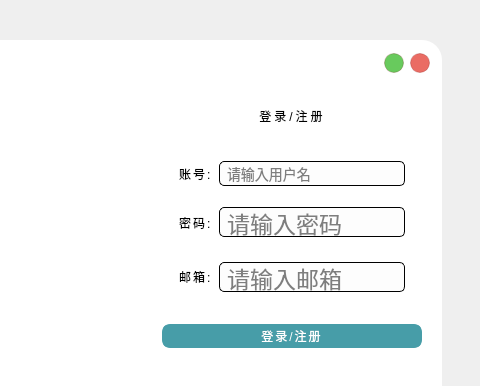
Before: the Qt Designer form views/login.ui in Pupper0601/CuteAide, drawn with Qt 5; both pictures show x 178 to 658 and y 0 to 386 of the 658 by 486 pixel window.
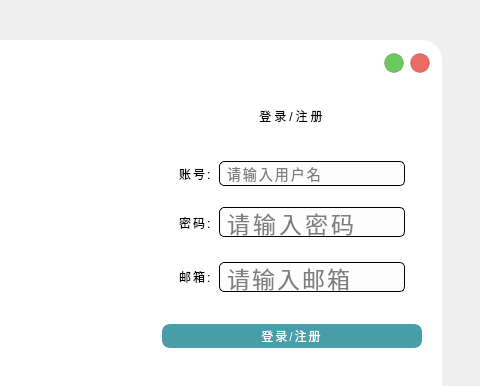
After: the same form once the commit is applied. Icons and pictures are not drawn.

Commit message: 增加主页 ui

What changed in the file:
```diff
--- a/views/login.ui
+++ b/views/login.ui
@@ -443,12 +443,13 @@
                 <property name="styleSheet">
                  <string notr="true">QLineEdit{
 	font-size: 14px;
-	font: 9pt &quot;Yuanti SC&quot;;
+	font: 12pt &quot;Yuanti SC&quot;;
 	background:rgba(253,253,253,1);
 	border:1px solid rgb(0, 0, 0);
 	border-radius:5px;
 	padding-left: 5px;
 	padding-right: 5px;
+	letter-spacing: 2px;
 }
 
 QLineEdit:focus{
@@ -553,18 +554,22 @@
                 <property name="styleSheet">
                  <string notr="true">QLineEdit{
 	font-size: 23px;
-	font: 9pt &quot;Yuanti SC&quot;;
+	font: 12pt &quot;Yuanti SC&quot;;
 	background:rgba(253,253,253,1);
 	border:1px solid rgb(0, 0, 0);
 	border-radius:5px;
 padding-left: 5px;
 	padding-right: 5px;
+letter-spacing: 3px;
 }
 
 QLineEdit:focus{
 	border:3px solid rgb(44,169,225);
 }</string>
                 </property>
+                <property name="echoMode">
+                 <enum>QLineEdit::EchoMode::PasswordEchoOnEdit</enum>
+                </property>
                 <property name="dragEnabled">
                  <bool>false</bool>
                 </property>
@@ -666,12 +671,13 @@
                 <property name="styleSheet">
                  <string notr="true">QLineEdit{
 	font-size: 23px;
-	font: 9pt &quot;Yuanti SC&quot;;
+	font: 12pt &quot;Yuanti SC&quot;;
 	background:rgba(253,253,253,1);
 	border:1px solid rgb(0, 0, 0);
 	border-radius:5px;
 padding-left: 5px;
 	padding-right: 5px;
+letter-spacing: 2px;
 }
 
 QLineEdit:focus{
```
Left out of the diff: 10 changed lines with no effect on the pictures. The commit also changes 3 other files.
